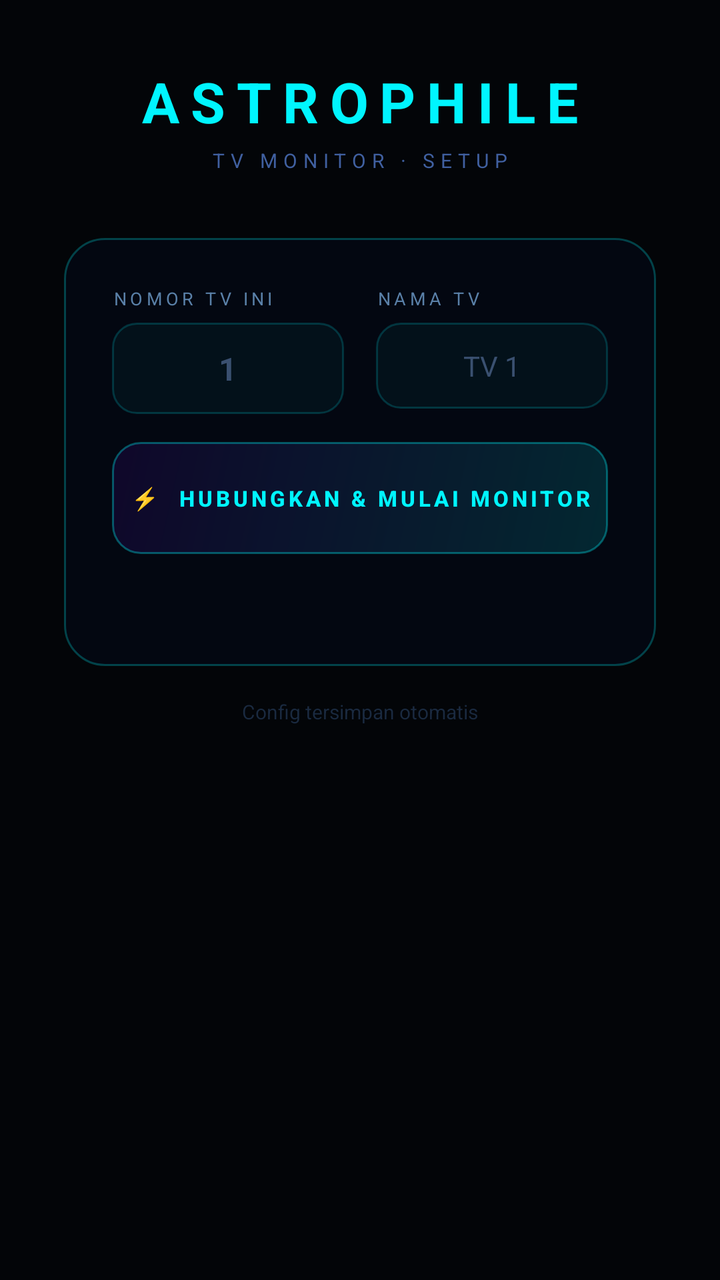
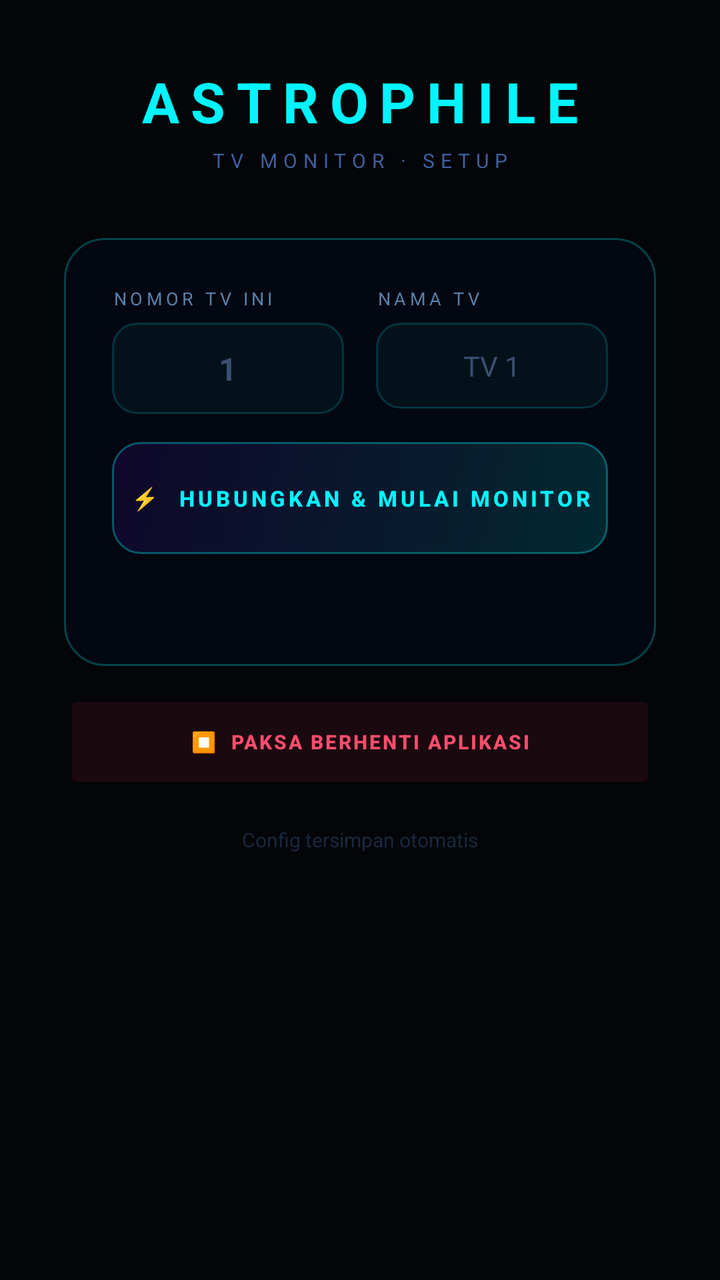

Before-and-after screenshots of an Android layout around one commit, followed by the original layout XML and the change that was made.
<!-- AndroidManifest.xml: application theme Theme.AppCompat.NoActionBar -->
<!-- res/layout/activity_setup.xml -->
<?xml version="1.0" encoding="utf-8"?>
<ScrollView xmlns:android="http://schemas.android.com/apk/res/android"
    android:layout_width="match_parent"
    android:layout_height="match_parent"
    android:background="#030508"
    android:padding="24dp">

    <LinearLayout
        android:layout_width="match_parent"
        android:layout_height="wrap_content"
        android:orientation="vertical"
        android:gravity="center_horizontal"
        android:padding="8dp">

        
        <TextView
            android:layout_width="wrap_content"
            android:layout_height="wrap_content"
            android:text="ASTROPHILE"
            android:textSize="28sp"
            android:textStyle="bold"
            android:textColor="#00f5ff"
            android:letterSpacing="0.2"
            android:layout_marginBottom="4dp"/>

        <TextView
            android:layout_width="wrap_content"
            android:layout_height="wrap_content"
            android:text="TV MONITOR · SETUP"
            android:textSize="10sp"
            android:textColor="#4060a0"
            android:letterSpacing="0.3"
            android:layout_marginBottom="32dp"/>

        
        <LinearLayout
            android:layout_width="match_parent"
            android:layout_height="wrap_content"
            android:orientation="vertical"
            android:background="@drawable/card_bg"
            android:padding="24dp"
            android:maxWidth="480dp">

            
            <TextView
                android:id="@+id/tvFbInfo"
                android:layout_width="match_parent"
                android:layout_height="wrap_content"
                android:text=""
                android:textSize="11sp"
                android:textColor="#00f5ff"
                android:background="#0a1e38"
                android:padding="10dp"
                android:layout_marginBottom="16dp"
                android:visibility="gone"
                android:gravity="center"/>

            
            <LinearLayout
                android:layout_width="match_parent"
                android:layout_height="wrap_content"
                android:orientation="horizontal"
                android:layout_marginBottom="14dp">

                <LinearLayout
                    android:layout_width="0dp"
                    android:layout_height="wrap_content"
                    android:layout_weight="1"
                    android:orientation="vertical"
                    android:layout_marginEnd="8dp">

                    <TextView
                        android:layout_width="wrap_content"
                        android:layout_height="wrap_content"
                        android:text="NOMOR TV INI"
                        android:textSize="9sp"
                        android:textColor="#5a80a8"
                        android:letterSpacing="0.2"
                        android:layout_marginBottom="6dp"/>

                    <EditText
                        android:id="@+id/etTvNum"
                        android:layout_width="match_parent"
                        android:layout_height="wrap_content"
                        android:hint="1"
                        android:textColorHint="#3a5070"
                        android:textColor="#e8f4ff"
                        android:textSize="16sp"
                        android:textStyle="bold"
                        android:background="@drawable/input_bg"
                        android:padding="12dp"
                        android:gravity="center"
                        android:inputType="number"
                        android:singleLine="true"/>
                </LinearLayout>

                <LinearLayout
                    android:layout_width="0dp"
                    android:layout_height="wrap_content"
                    android:layout_weight="1"
                    android:orientation="vertical"
                    android:layout_marginStart="8dp">

                    <TextView
                        android:layout_width="wrap_content"
                        android:layout_height="wrap_content"
                        android:text="NAMA TV"
                        android:textSize="9sp"
                        android:textColor="#5a80a8"
                        android:letterSpacing="0.2"
                        android:layout_marginBottom="6dp"/>

                    <EditText
                        android:id="@+id/etTvName"
                        android:layout_width="match_parent"
                        android:layout_height="wrap_content"
                        android:hint="TV 1"
                        android:textColorHint="#3a5070"
                        android:textColor="#e8f4ff"
                        android:textSize="14sp"
                        android:background="@drawable/input_bg"
                        android:padding="12dp"
                        android:gravity="center"
                        android:inputType="text"
                        android:singleLine="true"/>
                </LinearLayout>
            </LinearLayout>

            
            <Button
                android:id="@+id/btnConnect"
                android:layout_width="match_parent"
                android:layout_height="56dp"
                android:text="⚡  HUBUNGKAN &amp; MULAI MONITOR"
                android:textColor="#00f5ff"
                android:textSize="11sp"
                android:textStyle="bold"
                android:letterSpacing="0.15"
                android:background="@drawable/btn_connect_bg"
                android:layout_marginBottom="12dp"/>

            
        <TextView
            android:id="@+id/tvDeviceInfo"
            android:layout_width="match_parent"
            android:layout_height="wrap_content"
            android:textSize="10sp"
            android:textColor="#336688"
            android:gravity="center"
            android:visibility="gone"/>
            <TextView
                android:id="@+id/tvStatus"
                android:layout_width="match_parent"
                android:layout_height="wrap_content"
                android:text=""
                android:textSize="12sp"
                android:textColor="#00ff88"
                android:gravity="center"
                android:minHeight="20dp"/>

        </LinearLayout>

        
        <Button
            android:id="@+id/btnUpdate"
            android:layout_width="match_parent"
            android:layout_height="52dp"
            android:text="⬇  UPDATE TERSEDIA — KETUK UNTUK UPDATE"
            android:textColor="#000000"
            android:textSize="10sp"
            android:textStyle="bold"
            android:letterSpacing="0.1"
            android:backgroundTint="#ffcc00"
            android:layout_marginTop="12dp"
            android:visibility="gone"/>

        <TextView
            android:id="@+id/tvUpdateInfo"
            android:layout_width="wrap_content"
            android:layout_height="wrap_content"
            android:text=""
            android:textSize="9sp"
            android:textColor="#ffcc00"
            android:gravity="center"
            android:layout_marginTop="4dp"
            android:visibility="gone"/>

        <TextView
            android:layout_width="wrap_content"
            android:layout_height="wrap_content"
            android:text="Config tersimpan otomatis"
            android:textSize="10sp"
            android:textColor="#1a2a40"
            android:layout_marginTop="16dp"/>

    </LinearLayout>
</ScrollView>
<!-- resources referenced by this layout -->
<resources>
  <!-- drawable btn_connect_bg (drawable) -->
  <?xml version="1.0" encoding="utf-8"?>
  <shape xmlns:android="http://schemas.android.com/apk/res/android"
      android:shape="rectangle">
      <gradient
          android:startColor="#2200f5ff"
          android:endColor="#1A7700ff"
          android:angle="135"/>
      <stroke android:width="1dp" android:color="#5500f5ff"/>
      <corners android:radius="14dp"/>
  </shape>
  <!-- drawable card_bg (drawable) -->
  <?xml version="1.0" encoding="utf-8"?>
  <shape xmlns:android="http://schemas.android.com/apk/res/android"
      android:shape="rectangle">
      <solid android:color="#EE040812"/>
      <stroke android:width="1dp" android:color="#4000f5ff"/>
      <corners android:radius="20dp"/>
  </shape>
  <!-- drawable input_bg (drawable) -->
  <?xml version="1.0" encoding="utf-8"?>
  <shape xmlns:android="http://schemas.android.com/apk/res/android"
      android:shape="rectangle">
      <solid android:color="#0A00f5ff"/>
      <stroke android:width="1dp" android:color="#2E00f5ff"/>
      <corners android:radius="12dp"/>
  </shape>
</resources>

<!-- the commit's change to res/layout/activity_setup.xml (unified diff, before → after) -->
@@ -185,6 +185,18 @@
             android:layout_marginTop="4dp"
             android:visibility="gone"/>
 
+        <Button
+            android:id="@+id/btnForceStop"
+            android:layout_width="match_parent"
+            android:layout_height="52dp"
+            android:text="⏹  PAKSA BERHENTI APLIKASI"
+            android:textColor="#ff4d6d"
+            android:textSize="10sp"
+            android:textStyle="bold"
+            android:letterSpacing="0.1"
+            android:backgroundTint="#1a0a10"
+            android:layout_marginTop="12dp"/>
+
         <TextView
             android:layout_width="wrap_content"
             android:layout_height="wrap_content"
